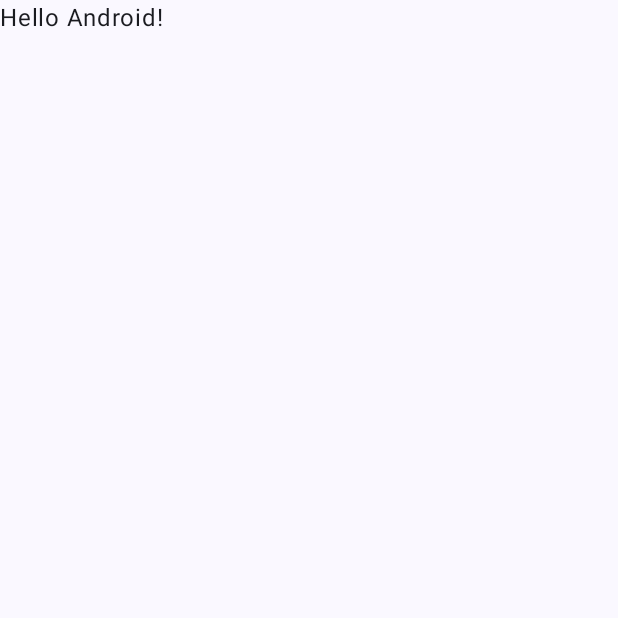
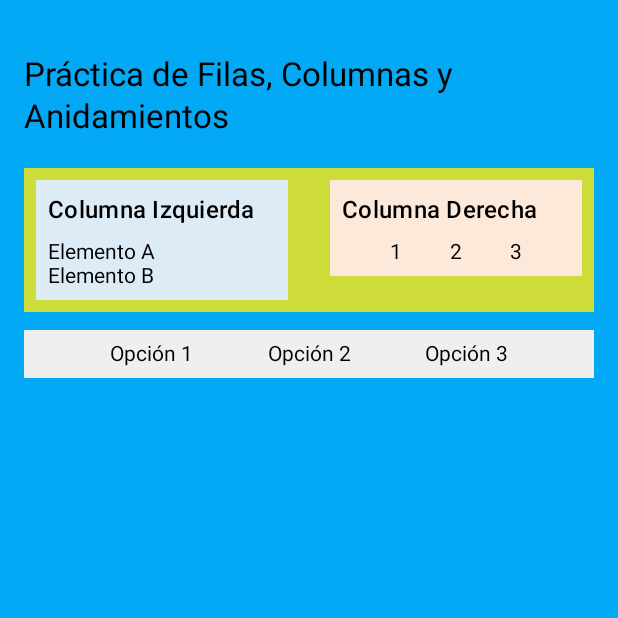
Before and after one commit to oscarfhdev/Programacion-Dispositivos-Moviles, an Android app built with Jetpack Compose: the screen it shows after launch (MainActivity), on a phone screen of 412 x 824 dp, the top half of it. Before the commit the part shown is almost empty. Run offline under Robolectric (Android 15) with nearby library versions, the phone set to English and light mode, and no system bars.

Commit message:
CREATED TEMA1/Ejercicios Iniciales/JPC/Ejercicio1 --> exercise 1 done

```diff
--- a/TEMA 1/Ejercicios Iniciales JPC/app/src/main/java/com/example/ejercicio1/MainActivity.kt
+++ b/TEMA 1/Ejercicios Iniciales JPC/app/src/main/java/com/example/ejercicio1/MainActivity.kt
@@ -18,30 +18,8 @@ class MainActivity : ComponentActivity() {
         super.onCreate(savedInstanceState)
         enableEdgeToEdge()
         setContent {
-            Ejercicio1Theme {
-                Scaffold(modifier = Modifier.fillMaxSize()) { innerPadding ->
-                    Greeting(
-                        name = "Android",
-                        modifier = Modifier.padding(innerPadding)
-                    )
-                }
-            }
+            // Llamamos a la función del archivo que hemos creado
+            MiPracticaConAnidamientos();
         }
     }
 }
-
-@Composable
-fun Greeting(name: String, modifier: Modifier = Modifier) {
-    Text(
-        text = "Hello $name!",
-        modifier = modifier
-    )
-}
-
-@Preview(showBackground = true)
-@Composable
-fun GreetingPreview() {
-    Ejercicio1Theme {
-        Greeting("Android")
-    }
-}
--- /dev/null
+++ b/TEMA 1/Ejercicios Iniciales JPC/app/src/main/java/com/example/ejercicio1/MiPracticaAnidamientos.kt
@@ -0,0 +1,126 @@
+package com.example.ejercicio1
+
+import androidx.compose.foundation.background
+import androidx.compose.foundation.layout.*
+import androidx.compose.material3.MaterialTheme
+import androidx.compose.material3.Surface
+import androidx.compose.material3.Text
+import androidx.compose.runtime.Composable
+import androidx.compose.ui.Alignment
+import androidx.compose.ui.Modifier
+import androidx.compose.ui.graphics.Color
+import androidx.compose.ui.tooling.preview.Preview
+import androidx.compose.ui.unit.dp
+
+@Composable // Le ponemos esta anotación para indicar que genera UI
+fun MiPracticaConAnidamientos() {  // Definimos la función para ser llamada desde el mainActivity
+
+    // ESto organiza los hijos verticalmente
+    Column(
+        // Aqui le hacemos unos ajustes como poner el ancho completo, el color de fondo azul y espaciado
+        modifier = Modifier
+            .fillMaxSize()
+            .background(Color(0xFF03A9F4))
+            .padding(16.dp),
+
+        // Los hijos están alineados verticalmente hacia arriba y centrados horizontalmente
+        verticalArrangement = Arrangement.Top,
+        horizontalAlignment = Alignment.CenterHorizontally
+    ) {
+        // Ahora ponemos el texto
+        Text(
+            text = "Práctica de Filas, Columnas y Anidamientos",
+            style = MaterialTheme.typography.titleLarge, // Aumentamos el tamaño
+            modifier = Modifier
+                .fillMaxWidth() // Le decimos que ocupe todo el anchyo
+                .padding(vertical = 20.dp) // Le ponemos espaciado
+        )
+
+
+        // Esto es la fila (row) principal con dos columnas dentro
+        Row(
+            modifier = Modifier
+                .fillMaxWidth()
+                .background(Color(0xFFCDDC39)), // Lo ponemos de color verda
+            horizontalArrangement = Arrangement.SpaceBetween, // Separa a las columnas entre ellas
+            verticalAlignment = Alignment.Top // Lo alinemamos verticalmente arriba
+        ) {
+            // Esto es la columna izquierda
+            Column(
+                modifier = Modifier
+                    .weight(1f) // CAda una de las columnas coge 1 fracción
+                    .padding(8.dp) // Ponemos espacio exterior
+                    .background(Color(0xFFDDEBF7))
+                    .padding(8.dp), //Ponemos espacio interior
+            ) {
+                // Ponemos un encabezado con el texto mediano
+                Text("Columna Izquierda", style = MaterialTheme.typography.titleMedium)
+                Spacer(Modifier.height(8.dp)) // Esto separa el texto un poco
+                Text("Elemento A")
+                Text("Elemento B")
+            }
+
+            // Espaciamos por la mitad entre las dos columnas
+            Spacer(Modifier.width(12.dp))
+
+            // Columna derecha
+            Column(
+                // Modificamos la columna
+                modifier = Modifier
+                    .weight(1f) // Le damos la otra fracción
+                    .padding(8.dp) // Espacio exterior
+                    .background(Color(0xFFFDE9D9)) // Color
+                    .padding(8.dp), // Espacio interior
+
+                // Lo centramos arriba verticalmetne
+                verticalArrangement = Arrangement.Top,
+            ) {
+                // Ponemos el encabezado con el texto medio
+                Text("Columna Derecha", style = MaterialTheme.typography.titleMedium)
+                Spacer(Modifier.height(8.dp)) // Y un espacio
+
+                // Ahora tenemos dentro de esta columna una fila con tres elementos
+                Row(
+                    // Va a ocupar el ancho entero del padre
+                    modifier = Modifier.fillMaxWidth(),
+                    horizontalArrangement = Arrangement.SpaceEvenly // Con esto ponemos espacio entre ellos
+                ) {
+                    Text("1")
+                    Text("2")
+                    Text("3")
+                }
+            }
+        }
+
+        // Ponemos otro espacio para separar bien las dos filas
+        Spacer(modifier = Modifier.height(12.dp))
+
+        // Parte 3: Ahora aquí, hacemos lo mismo que en la anterior
+        Row(
+            // Modificamos las principales propiedades
+            modifier = Modifier
+                .fillMaxWidth()
+                .background(Color(0xFFEFEFEF))
+                .padding(8.dp),
+            // Configuramos verticalmente arriba, y el contenido separado equitativamente (spaceEnvenly)
+            horizontalArrangement = Arrangement.SpaceEvenly,
+            verticalAlignment = Alignment.Top
+        ) {
+            Text("Opción 1")
+            Text("Opción 2")
+            Text("Opción 3")
+        }
+    }
+}
+
+// Con esto creamos una vista previa sencilla, ejecutando la función
+@Preview(showBackground = true, widthDp = 360, heightDp = 640)
+@Composable
+// Ejecutamos la función de arriba, gracias a preview vemos la vista previa
+fun PreviewMiPracticaConAnidamientos() {
+    MaterialTheme {
+        Surface {
+            MiPracticaConAnidamientos()
+        }
+    }
+}
```
